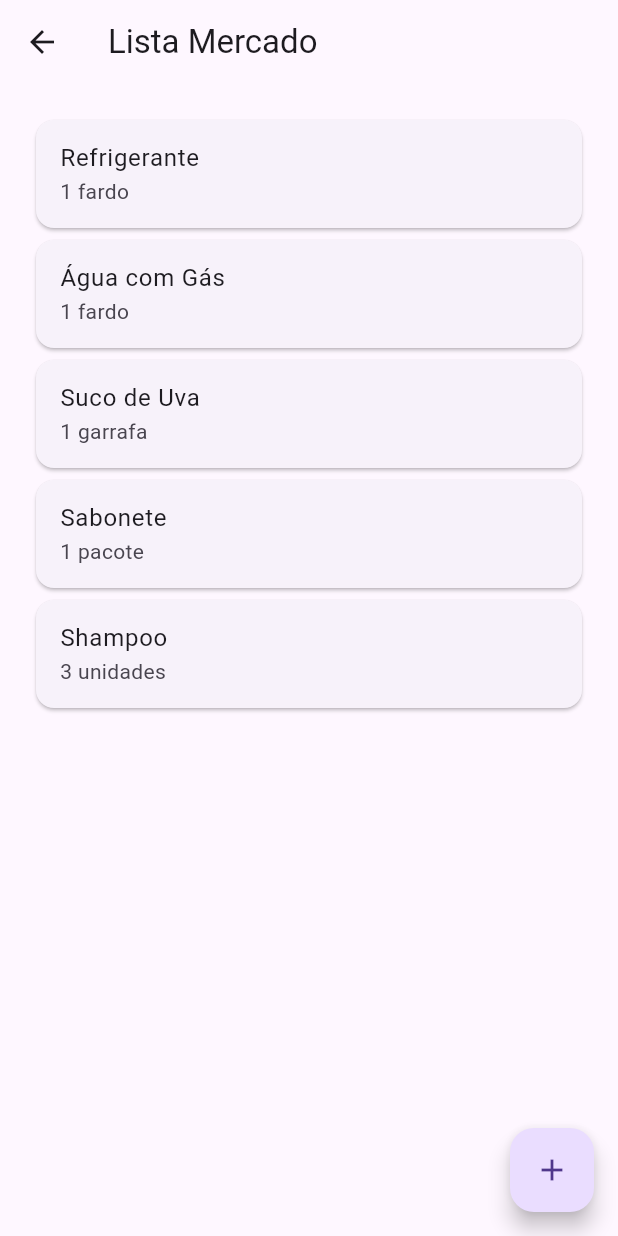
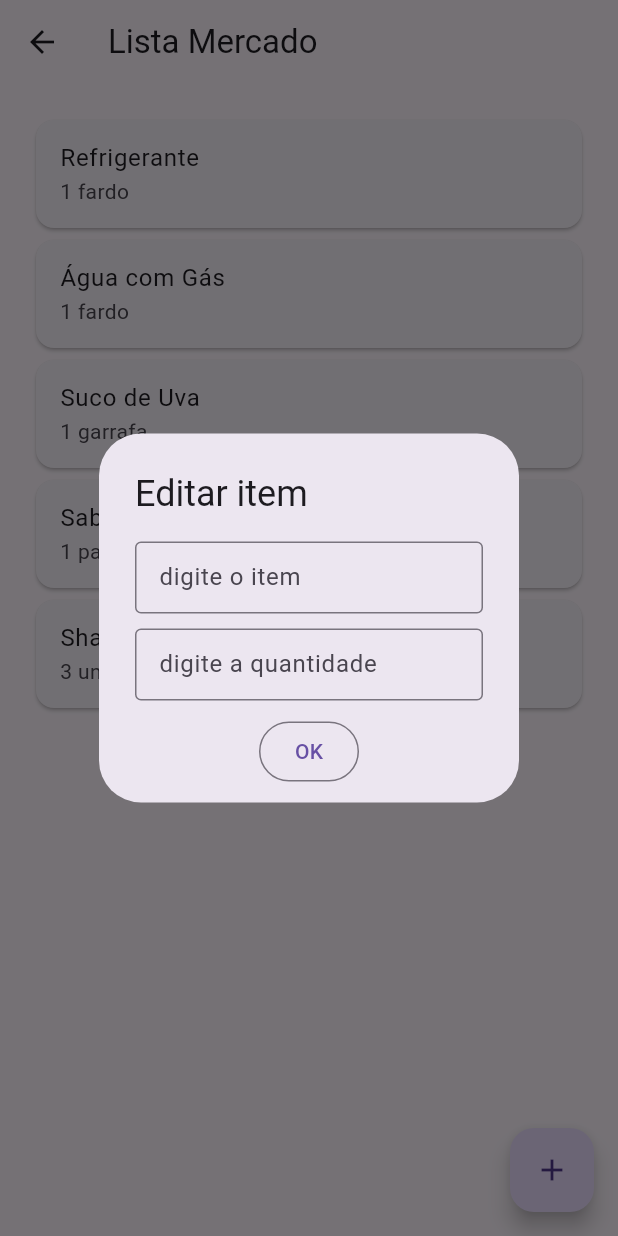
Before and after one commit to rachelcsp/prova-1, a Flutter app: the TelaListaExistente screen opened by its route, after a tap on "Refrigerante", on a phone screen of 412 x 824 dp. Run offline on Flutter 3.47's test engine with Material 3 defaults, Android fonts, the phone set to English and light mode, and no system bars; our stand-ins replace device_preview.

Commit message:
editar item lista

```diff
--- a/lib/lista01.dart
+++ b/lib/lista01.dart
@@ -47,6 +47,54 @@ class _TelaListaExistenteState extends State<TelaListaExistente> {
               child: ListTile(
                 title: Text(dados[index].item),
                 subtitle: Text(dados[index].quantidade),
+                onTap: () => showDialog(
+                      context: context,
+                      builder: (BuildContext context) => AlertDialog(
+                        title: const Text('Editar item'),
+                        content: SizedBox(
+                          height: 150,
+                          child: Column(
+                            children: [
+                              //
+                              // CAMPO DE TEXTO
+                              //
+                              TextFormField(
+                                controller: txtValor1,
+                                style: TextStyle(fontSize: 10),
+                                decoration: InputDecoration(
+                                  labelText: 'digite o item',
+                                  border: OutlineInputBorder(),
+                                ),
+                              ),
+
+                              SizedBox(height: 10),
+
+                              TextFormField(
+                                controller: txtValor2,
+                                style: TextStyle(fontSize: 10),
+                                decoration: InputDecoration(
+                                  labelText: 'digite a quantidade',
+                                  border: OutlineInputBorder(),
+                                ),
+                              ),
+
+                              SizedBox(height: 10),
+
+                              OutlinedButton(
+                                onPressed: () {
+                                  setState(() {
+                                    dados[index]=ListaExistente(txtValor1.text, txtValor2.text);
+
+                                  });
+                                  Navigator.pop(context, 'Sair');
+                                },
+                              child: Text('OK'),
+                              ),
+                            ],
+                          )
+                        )
+                      )
+                  ),
                 onLongPress: (){
                   setState(() {
                     dados.removeAt(index);
```
